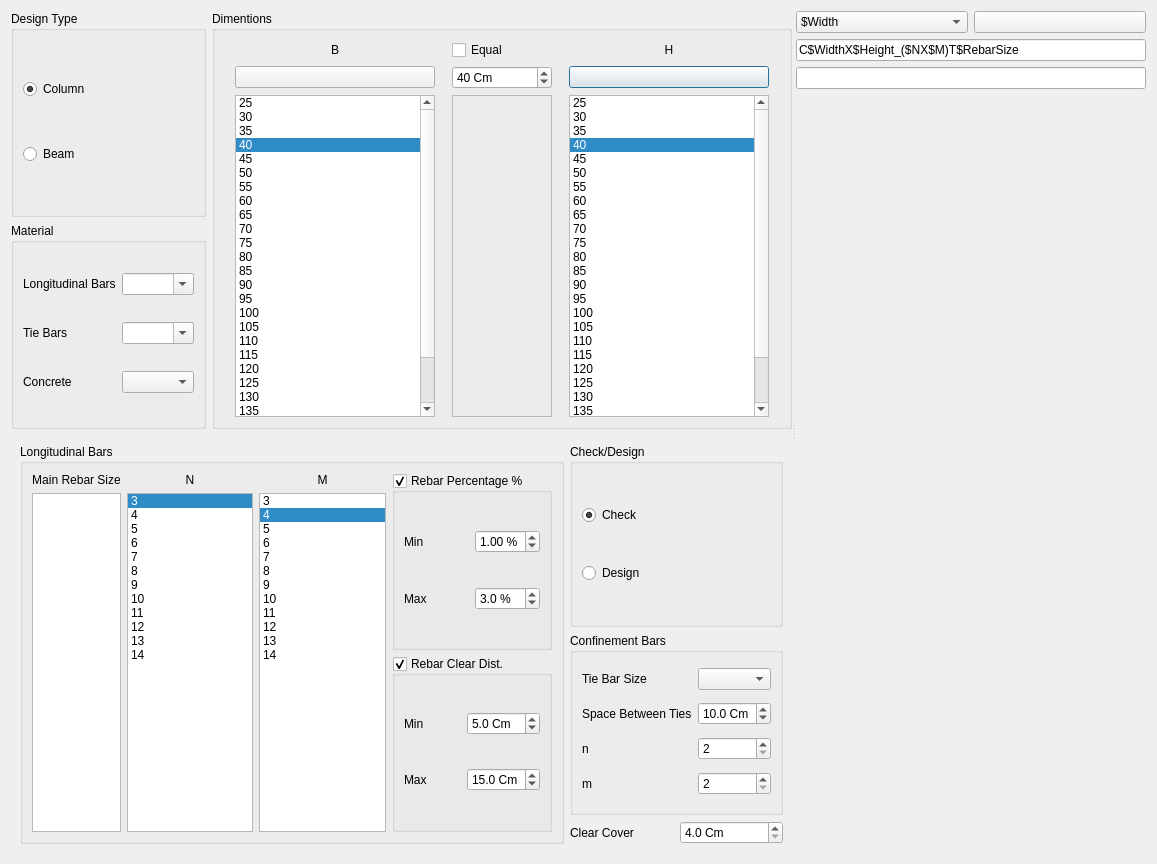
Qt form widgets/define/define_frame_sections.ui (ebrahimraeyat/civilTools) before a commit.
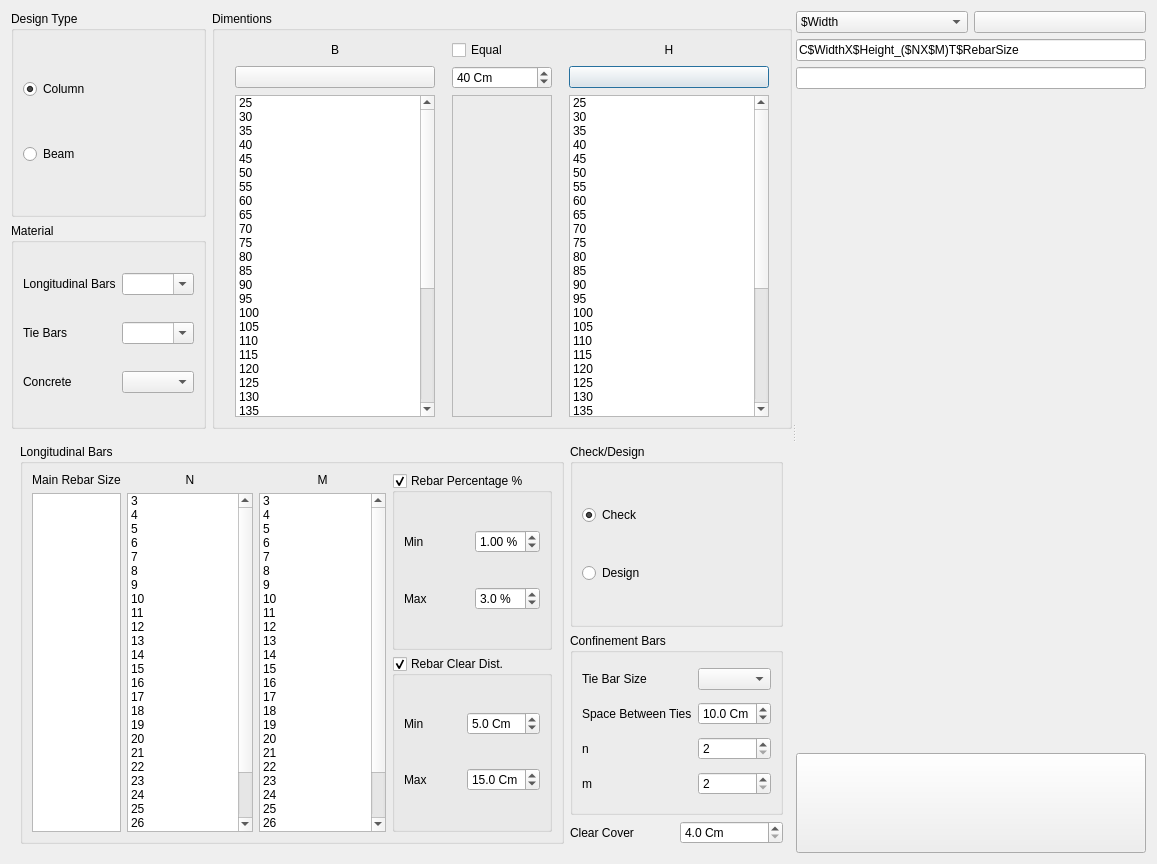
The same form after that commit. Icons and pictures are not drawn.

Commit message: Add size in create sections

The edit to the form file:
```diff
--- a/widgets/define/define_frame_sections.ui
+++ b/widgets/define/define_frame_sections.ui
@@ -199,7 +199,7 @@
                <bool>false</bool>
               </property>
               <property name="currentRow">
-               <number>3</number>
+               <number>-1</number>
               </property>
               <property name="sortingEnabled">
                <bool>false</bool>
@@ -334,6 +334,56 @@
                 <string>150</string>
                </property>
               </item>
+              <item>
+               <property name="text">
+                <string>155</string>
+               </property>
+              </item>
+              <item>
+               <property name="text">
+                <string>160</string>
+               </property>
+              </item>
+              <item>
+               <property name="text">
+                <string>165</string>
+               </property>
+              </item>
+              <item>
+               <property name="text">
+                <string>170</string>
+               </property>
+              </item>
+              <item>
+               <property name="text">
+                <string>175</string>
+               </property>
+              </item>
+              <item>
+               <property name="text">
+                <string>180</string>
+               </property>
+              </item>
+              <item>
+               <property name="text">
+                <string>185</string>
+               </property>
+              </item>
+              <item>
+               <property name="text">
+                <string>190</string>
+               </property>
+              </item>
+              <item>
+               <property name="text">
+                <string>195</string>
+               </property>
+              </item>
+              <item>
+               <property name="text">
+                <string>200</string>
+               </property>
+              </item>
              </widget>
             </item>
             <item row="1" column="2">
@@ -374,7 +424,7 @@
                <bool>false</bool>
               </property>
               <property name="currentRow">
-               <number>3</number>
+               <number>-1</number>
               </property>
               <property name="sortingEnabled">
                <bool>false</bool>
@@ -509,6 +559,56 @@
                 <string>150</string>
                </property>
               </item>
+              <item>
+               <property name="text">
+                <string>155</string>
+               </property>
+              </item>
+              <item>
+               <property name="text">
+                <string>160</string>
+               </property>
+              </item>
+              <item>
+               <property name="text">
+                <string>165</string>
+               </property>
+              </item>
+              <item>
+               <property name="text">
+                <string>170</string>
+               </property>
+              </item>
+              <item>
+               <property name="text">
+                <string>175</string>
+               </property>
+              </item>
+              <item>
+               <property name="text">
+                <string>180</string>
+               </property>
+              </item>
+              <item>
+               <property name="text">
+                <string>185</string>
+               </property>
+              </item>
+              <item>
+               <property name="text">
+                <string>190</string>
+               </property>
+              </item>
+              <item>
+               <property name="text">
+                <string>195</string>
+               </property>
+              </item>
+              <item>
+               <property name="text">
+                <string>200</string>
+               </property>
+              </item>
              </widget>
             </item>
             <item row="1" column="1">
@@ -597,7 +697,7 @@
                    <enum>QAbstractItemView::ExtendedSelection</enum>
                   </property>
                   <property name="currentRow">
-                   <number>0</number>
+                   <number>-1</number>
                   </property>
                   <item>
                    <property name="text">
@@ -659,6 +759,86 @@
                     <string>14</string>
                    </property>
                   </item>
+                  <item>
+                   <property name="text">
+                    <string>15</string>
+                   </property>
+                  </item>
+                  <item>
+                   <property name="text">
+                    <string>16</string>
+                   </property>
+                  </item>
+                  <item>
+                   <property name="text">
+                    <string>17</string>
+                   </property>
+                  </item>
+                  <item>
+                   <property name="text">
+                    <string>18</string>
+                   </property>
+                  </item>
+                  <item>
+                   <property name="text">
+                    <string>19</string>
+                   </property>
+                  </item>
+                  <item>
+                   <property name="text">
+                    <string>20</string>
+                   </property>
+                  </item>
+                  <item>
+                   <property name="text">
+                    <string>21</string>
+                   </property>
+                  </item>
+                  <item>
+                   <property name="text">
+                    <string>22</string>
+                   </property>
+                  </item>
+                  <item>
+                   <property name="text">
+                    <string>23</string>
+                   </property>
+                  </item>
+                  <item>
+                   <property name="text">
+                    <string>24</string>
+                   </property>
+                  </item>
+                  <item>
+                   <property name="text">
+                    <string>25</string>
+                   </property>
+                  </item>
+                  <item>
+                   <property name="text">
+                    <string>26</string>
+                   </property>
+                  </item>
+                  <item>
+                   <property name="text">
+                    <string>27</string>
+                   </property>
+                  </item>
+                  <item>
+                   <property name="text">
+                    <string>28</string>
+                   </property>
+                  </item>
+                  <item>
+                   <property name="text">
+                    <string>29</string>
+                   </property>
+                  </item>
+                  <item>
+                   <property name="text">
+                    <string>30</string>
+                   </property>
+                  </item>
                  </widget>
                 </item>
                 <item row="2" column="1">
@@ -667,7 +847,7 @@
                    <enum>QAbstractItemView::ExtendedSelection</enum>
                   </property>
                   <property name="currentRow">
-                   <number>1</number>
+                   <number>-1</number>
                   </property>
                   <item>
                    <property name="text">
@@ -729,6 +909,86 @@
                     <string>14</string>
                    </property>
                   </item>
+                  <item>
+                   <property name="text">
+                    <string>15</string>
+                   </property>
+                  </item>
+                  <item>
+                   <property name="text">
+                    <string>16</string>
+                   </property>
+                  </item>
+                  <item>
+                   <property name="text">
+                    <string>17</string>
+                   </property>
+                  </item>
+                  <item>
+                   <property name="text">
+                    <string>18</string>
+                   </property>
+                  </item>
+                  <item>
+                   <property name="text">
+                    <string>19</string>
+                   </property>
+                  </item>
+                  <item>
+                   <property name="text">
+                    <string>20</string>
+                   </property>
+                  </item>
+                  <item>
+                   <property name="text">
+                    <string>21</string>
+                   </property>
+                  </item>
+                  <item>
+                   <property name="text">
+                    <string>22</string>
+                   </property>
+                  </item>
+                  <item>
+                   <property name="text">
+                    <string>23</string>
+                   </property>
+                  </item>
+                  <item>
+                   <property name="text">
+                    <string>24</string>
+                   </property>
+                  </item>
+                  <item>
+                   <property name="text">
+                    <string>25</string>
+                   </property>
+                  </item>
+                  <item>
+                   <property name="text">
+                    <string>26</string>
+                   </property>
+                  </item>
+                  <item>
+                   <property name="text">
+                    <string>27</string>
+                   </property>
+                  </item>
+                  <item>
+                   <property name="text">
+                    <string>28</string>
+                   </property>
+                  </item>
+                  <item>
+                   <property name="text">
+                    <string>29</string>
+                   </property>
+                  </item>
+                  <item>
+                   <property name="text">
+                    <string>30</string>
+                   </property>
+                  </item>
                  </widget>
                 </item>
                </layout>
@@ -1246,7 +1506,7 @@
           </size>
          </property>
          <property name="flat">
-          <bool>true</bool>
+          <bool>false</bool>
          </property>
         </widget>
        </item>
```
